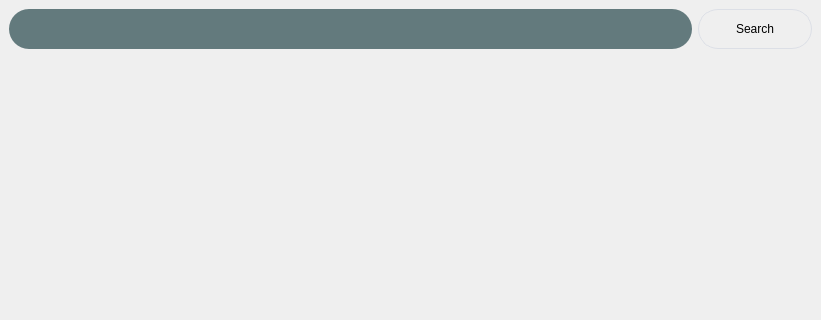
Qt form qtproj/CLIPQT/mainwindow.ui (ZHEQIUSHUI/CLIP-ONNX-AX650-CPP) before a commit; both pictures show x 0 to 821 and y 0 to 320 of the 821 by 536 pixel window.
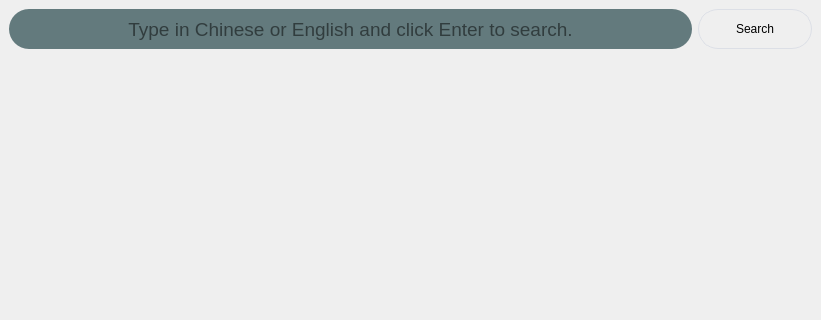
The same form after that commit.

What changed in the file:
```diff
--- a/qtproj/CLIPQT/mainwindow.ui
+++ b/qtproj/CLIPQT/mainwindow.ui
@@ -38,6 +38,11 @@
               <height>40</height>
              </size>
             </property>
+            <property name="font">
+             <font>
+              <pointsize>14</pointsize>
+             </font>
+            </property>
             <property name="styleSheet">
              <string notr="true">border-radius: 20px;
 background-color: rgb(99, 122, 125);</string>
@@ -45,6 +50,9 @@
             <property name="alignment">
              <set>Qt::AlignCenter</set>
             </property>
+            <property name="placeholderText">
+             <string>Type in Chinese or English and click Enter to search.</string>
+            </property>
            </widget>
           </item>
           <item>
```
